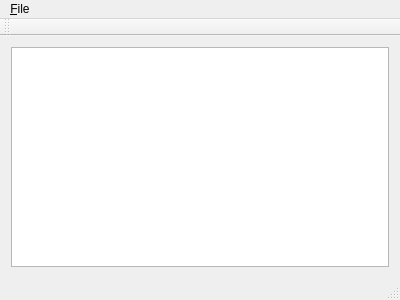
Before: the Qt Designer form ui/mainwindow.ui in Alir3z4/nevis, drawn with Qt 5.
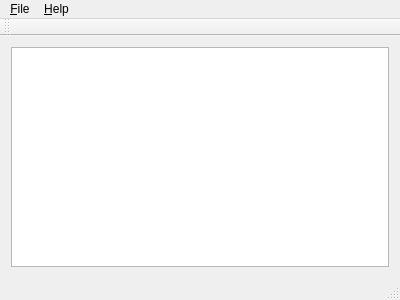
After: the same form once the commit is applied. Icons and pictures are not drawn.

Commit message:
Add Help file menu
* Add Report Bug
* Add About Qt
* Add About Nevis

Diff of the .ui file:
```diff
--- a/ui/mainwindow.ui
+++ b/ui/mainwindow.ui
@@ -41,7 +41,16 @@
     <addaction name="separator"/>
     <addaction name="actionExit"/>
    </widget>
+   <widget class="QMenu" name="menu_Help">
+    <property name="title">
+     <string>&amp;Help</string>
+    </property>
+    <addaction name="actionReportBug"/>
+    <addaction name="actionAboutQt"/>
+    <addaction name="actionAboutNevis"/>
+   </widget>
    <addaction name="menuFile"/>
+   <addaction name="menu_Help"/>
   </widget>
   <widget class="QToolBar" name="mainToolBar">
    <attribute name="toolBarArea">
```
Left out of the diff: 15 changed lines with no effect on the pictures.
